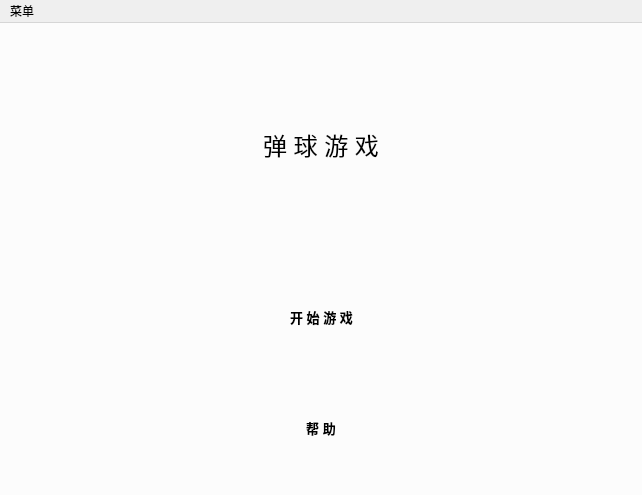
Before: the Qt Designer form mainWindow.ui in jsuikak/pinballQt, drawn with Qt 5.
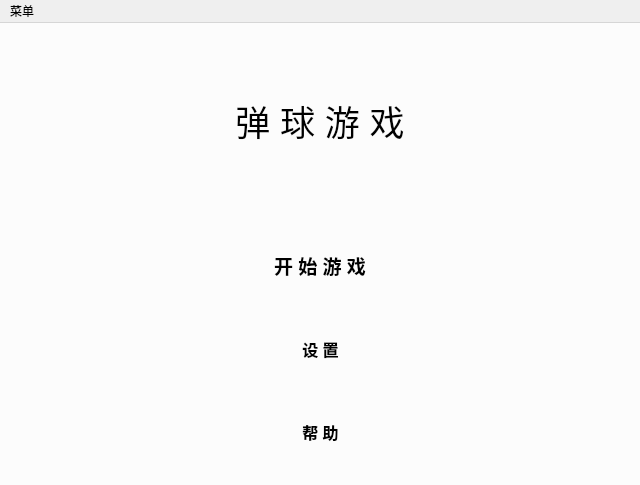
After: the same form once the commit is applied. Icons and pictures are not drawn.

Patch:
```diff
--- a/mainWindow.ui
+++ b/mainWindow.ui
@@ -6,8 +6,8 @@
    <rect>
     <x>0</x>
     <y>0</y>
-    <width>642</width>
-    <height>495</height>
+    <width>640</width>
+    <height>485</height>
    </rect>
   </property>
   <property name="windowTitle">
@@ -46,18 +46,26 @@
        <number>0</number>
       </property>
       <widget class="QWidget" name="startPage">
-       <layout class="QVBoxLayout" name="verticalLayout_4">
+       <layout class="QVBoxLayout" name="verticalLayout_4" stretch="2,3">
         <item>
          <widget class="QWidget" name="widget" native="true">
           <layout class="QVBoxLayout" name="verticalLayout_5">
+           <property name="topMargin">
+            <number>0</number>
+           </property>
+           <property name="bottomMargin">
+            <number>0</number>
+           </property>
            <item>
             <widget class="QPushButton" name="pushButton">
              <property name="font">
               <font>
                <family>Microsoft YaHei UI</family>
-               <pointsize>18</pointsize>
+               <pointsize>26</pointsize>
                <weight>50</weight>
+               <italic>false</italic>
                <bold>false</bold>
+               <underline>false</underline>
               </font>
              </property>
              <property name="focusPolicy">
@@ -78,8 +86,8 @@
              </property>
              <property name="iconSize">
               <size>
-               <width>100</width>
-               <height>100</height>
+               <width>125</width>
+               <height>125</height>
               </size>
              </property>
             </widget>
@@ -87,24 +95,6 @@
           </layout>
          </widget>
         </item>
-        <item>
-         <widget class="QWidget" name="titleWidget" native="true">
-          <layout class="QVBoxLayout" name="verticalLayout_3">
-           <property name="spacing">
-            <number>0</number>
-           </property>
-           <property name="leftMargin">
-            <number>0</number>
-           </property>
-           <property name="topMargin">
-            <number>0</number>
-           </property>
-           <property name="rightMargin">
-            <number>0</number>
-           </property>
-           <property name="bottomMargin">
-            <number>0</number>
-           </property>
            <item>
             <widget class="QWidget" name="btnsWidget" native="true">
              <property name="styleSheet">
@@ -132,7 +122,7 @@
                <number>0</number>
               </property>
               <property name="topMargin">
-               <number>0</number>
+            <number>10</number>
               </property>
               <property name="rightMargin">
                <number>0</number>
@@ -173,7 +163,7 @@
                    <property name="font">
                     <font>
                      <family>Microsoft YaHei UI</family>
-                     <pointsize>10</pointsize>
+                  <pointsize>14</pointsize>
                      <weight>75</weight>
                      <italic>false</italic>
                      <bold>true</bold>
@@ -191,8 +181,8 @@
                    </property>
                    <property name="iconSize">
                     <size>
-                     <width>30</width>
-                     <height>30</height>
+                  <width>45</width>
+                  <height>45</height>
                     </size>
                    </property>
                   </widget>
@@ -213,6 +203,78 @@
                 </layout>
                </widget>
               </item>
+           <item>
+            <widget class="QWidget" name="settingBtnWidget" native="true">
+             <layout class="QHBoxLayout" name="horizontalLayout_6">
+              <property name="leftMargin">
+               <number>0</number>
+              </property>
+              <property name="topMargin">
+               <number>5</number>
+              </property>
+              <property name="rightMargin">
+               <number>0</number>
+              </property>
+              <property name="bottomMargin">
+               <number>5</number>
+              </property>
+              <item>
+               <spacer name="horizontalSpacer_11">
+                <property name="orientation">
+                 <enum>Qt::Horizontal</enum>
+                </property>
+                <property name="sizeHint" stdset="0">
+                 <size>
+                  <width>40</width>
+                  <height>20</height>
+                 </size>
+                </property>
+               </spacer>
+              </item>
+              <item>
+               <widget class="QPushButton" name="settingBtn">
+                <property name="font">
+                 <font>
+                  <family>Microsoft YaHei UI</family>
+                  <pointsize>12</pointsize>
+                  <weight>75</weight>
+                  <bold>true</bold>
+                 </font>
+                </property>
+                <property name="styleSheet">
+                 <string notr="true"/>
+                </property>
+                <property name="text">
+                 <string>设 置</string>
+                </property>
+                <property name="icon">
+                 <iconset resource="mainWindow.qrc">
+                  <normaloff>:/resource/resource/icons/设置.png</normaloff>:/resource/resource/icons/设置.png</iconset>
+                </property>
+                <property name="iconSize">
+                 <size>
+                  <width>40</width>
+                  <height>40</height>
+                 </size>
+                </property>
+               </widget>
+              </item>
+              <item>
+               <spacer name="horizontalSpacer_12">
+                <property name="orientation">
+                 <enum>Qt::Horizontal</enum>
+                </property>
+                <property name="sizeHint" stdset="0">
+                 <size>
+                  <width>40</width>
+                  <height>20</height>
+                 </size>
+                </property>
+               </spacer>
+              </item>
+             </layout>
+            </widget>
+           </item>
               <item>
                <widget class="QWidget" name="helpBtnWidget" native="true">
                 <layout class="QHBoxLayout" name="horizontalLayout_2">
@@ -246,7 +308,7 @@
                    <property name="font">
                     <font>
                      <family>Microsoft YaHei UI</family>
-                     <pointsize>10</pointsize>
+                  <pointsize>12</pointsize>
                      <weight>75</weight>
                      <bold>true</bold>
                     </font>
@@ -286,11 +348,6 @@
                </widget>
               </item>
              </layout>
-             <zorder>helpBtnWidget</zorder>
-             <zorder>startGameBtnWidget</zorder>
-            </widget>
-           </item>
-          </layout>
          </widget>
         </item>
        </layout>
@@ -304,7 +361,7 @@
     <rect>
      <x>0</x>
      <y>0</y>
-     <width>642</width>
+     <width>640</width>
      <height>26</height>
     </rect>
    </property>
```
Left out of the diff: 4 changed lines with no effect on the pictures. Lines whose indentation alone changed are shown as unchanged.
